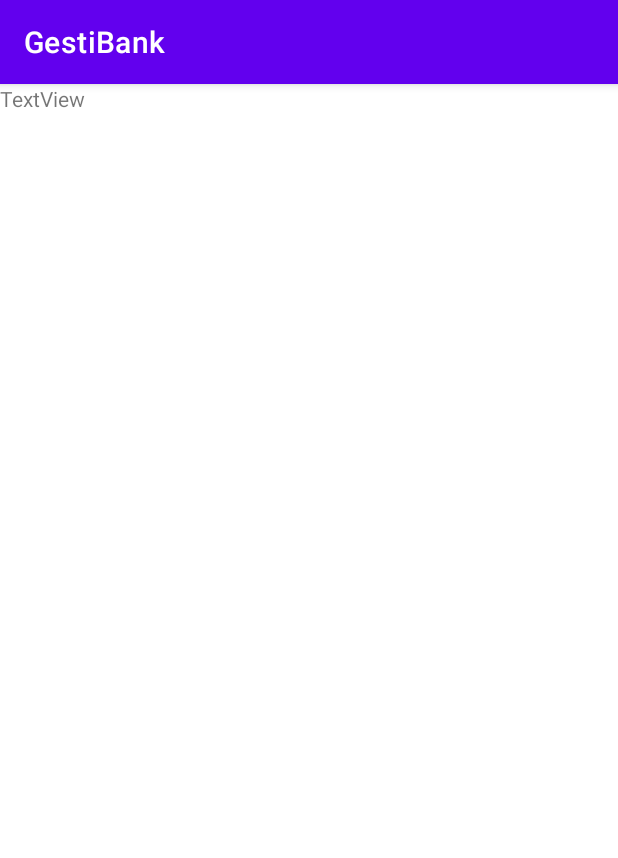
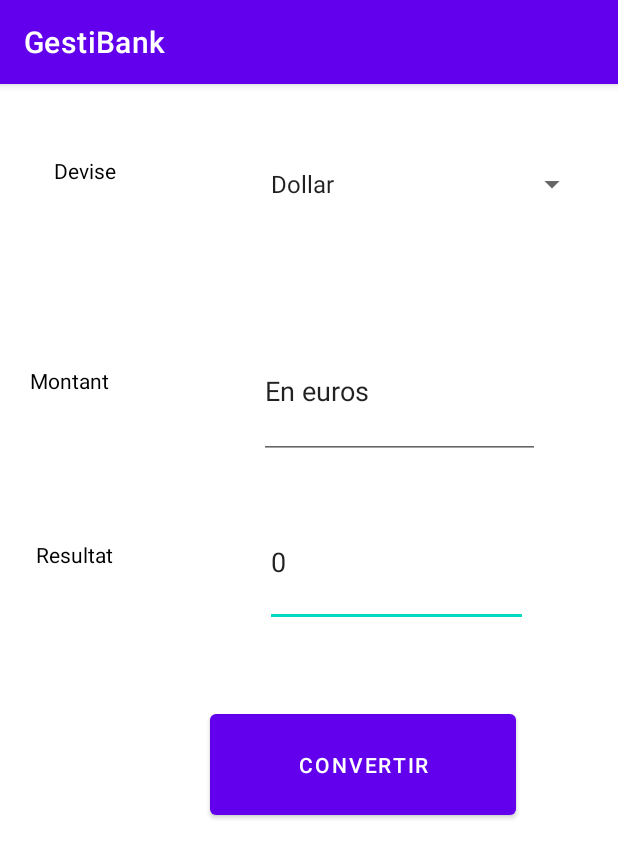
Before and after one commit to NassOuegh/GestiBank, an Android app: the Conversion screen opened directly, with no data from a screen before it, on a phone screen of 412 x 824 dp. Shown: the top 858 px of the screen. Run offline under Robolectric (Android 15) with nearby library versions, the phone set to English and light mode, and no system bars.

Commit message:
010320212322

```diff
--- a/app/src/main/AndroidManifest.xml
+++ b/app/src/main/AndroidManifest.xml
@@ -9,7 +9,8 @@
         android:roundIcon="@mipmap/ic_launcher_round"
         android:supportsRtl="true"
         android:theme="@style/Theme.GestiBank">
-        <activity android:name=".Conversion"></activity>
+        <activity android:name=".CreationCompte"></activity>
+        <activity android:name=".Conversion" />
         <activity android:name=".MainActivity">
             <intent-filter>
                 <action android:name="android.intent.action.MAIN" />
--- a/app/src/main/java/com/example/gestibank/Conversion.java
+++ b/app/src/main/java/com/example/gestibank/Conversion.java
@@ -3,6 +3,8 @@ package com.example.gestibank;
 import androidx.appcompat.app.AppCompatActivity;
 
 import android.os.Bundle;
+import android.widget.ArrayAdapter;
+import android.widget.Spinner;
 
 public class Conversion extends AppCompatActivity {
 
@@ -10,5 +12,13 @@ public class Conversion extends AppCompatActivity {
     protected void onCreate(Bundle savedInstanceState) {
         super.onCreate(savedInstanceState);
         setContentView(R.layout.activity_conversion);
+        Spinner spinner = (Spinner) findViewById(R.id.spinner);
+// Create an ArrayAdapter using the string array and a default spinner layout
+        ArrayAdapter<CharSequence> adapter = ArrayAdapter.createFromResource(this,
+                R.array.planets_array, android.R.layout.simple_spinner_item);
+// Specify the layout to use when the list of choices appears
+        adapter.setDropDownViewResource(android.R.layout.simple_spinner_dropdown_item);
+// Apply the adapter to the spinner
+        spinner.setAdapter(adapter);
     }
 }
--- /dev/null
+++ b/app/src/main/java/com/example/gestibank/CreationCompte.java
@@ -0,0 +1,14 @@
+package com.example.gestibank;
+
+import androidx.appcompat.app.AppCompatActivity;
+
+import android.os.Bundle;
+
+public class CreationCompte extends AppCompatActivity {
+
+    @Override
+    protected void onCreate(Bundle savedInstanceState) {
+        super.onCreate(savedInstanceState);
+        setContentView(R.layout.activity_creation_compte);
+    }
+}
--- a/app/src/main/java/com/example/gestibank/MainActivity.java
+++ b/app/src/main/java/com/example/gestibank/MainActivity.java
@@ -2,7 +2,9 @@ package com.example.gestibank;
 
 import androidx.appcompat.app.AppCompatActivity;
 
+import android.content.Intent;
 import android.os.Bundle;
+import android.view.View;
 
 public class MainActivity extends AppCompatActivity {
 
@@ -11,4 +13,11 @@ public class MainActivity extends AppCompatActivity {
         super.onCreate(savedInstanceState);
         setContentView(R.layout.activity_main);
     }
+
+    public void callConversion(View view) {
+        Intent i = new Intent(getApplicationContext(), Conversion.class);
+        //i.putExtra("Centre", "Global Knowledge");
+        //i.putExtra("Cours", "Android");
+        startActivity(i);
+    }
 }
--- a/app/src/main/res/layout/activity_conversion.xml
+++ b/app/src/main/res/layout/activity_conversion.xml
@@ -6,11 +6,82 @@
     android:layout_height="match_parent"
     tools:context=".Conversion">
 
+    <Button
+        android:id="@+id/button3"
+        android:layout_width="204dp"
+        android:layout_height="79dp"
+        android:layout_marginTop="52dp"
+        android:layout_marginEnd="68dp"
+        android:layout_marginRight="68dp"
+        android:text="Convertir"
+        app:layout_constraintEnd_toEndOf="parent"
+        app:layout_constraintTop_toBottomOf="@+id/textView4" />
+
+    <EditText
+        android:id="@+id/textView4"
+        android:layout_width="175dp"
+        android:layout_height="86dp"
+        android:layout_marginTop="276dp"
+        android:layout_marginEnd="60dp"
+        android:layout_marginRight="60dp"
+        android:text="0"
+        app:layout_constraintEnd_toEndOf="parent"
+        app:layout_constraintTop_toTopOf="parent" />
+
     <TextView
+        android:id="@+id/textView5"
+        android:layout_width="65dp"
+        android:layout_height="56dp"
+        android:layout_marginStart="36dp"
+        android:layout_marginLeft="36dp"
+        android:layout_marginTop="48dp"
+        android:text="Devise"
+        android:textColor="#000000"
+        app:layout_constraintStart_toStartOf="parent"
+        app:layout_constraintTop_toTopOf="parent" />
+
+    <TextView
+        android:id="@+id/textView2"
+        android:layout_width="78dp"
+        android:layout_height="62dp"
+        android:layout_marginStart="20dp"
+        android:layout_marginLeft="20dp"
+        android:layout_marginTop="188dp"
+        android:text="Montant"
+        android:textColor="#000000"
+        app:layout_constraintStart_toStartOf="parent"
+        app:layout_constraintTop_toTopOf="parent" />
+
+    <EditText
         android:id="@+id/textView"
-        android:layout_width="wrap_content"
-        android:layout_height="wrap_content"
-        android:text="TextView"
-        tools:layout_editor_absoluteX="282dp"
-        tools:layout_editor_absoluteY="94dp" />
+        android:layout_width="187dp"
+        android:layout_height="90dp"
+        android:layout_marginTop="160dp"
+        android:layout_marginEnd="52dp"
+        android:layout_marginRight="52dp"
+        android:text="En euros"
+        app:layout_constraintEnd_toEndOf="parent"
+        app:layout_constraintTop_toTopOf="parent" />
+
+    <TextView
+        android:layout_width="79dp"
+        android:layout_height="57dp"
+        android:layout_marginStart="24dp"
+        android:layout_marginLeft="24dp"
+        android:layout_marginTop="304dp"
+        android:text="Resultat"
+        android:textColor="@color/black"
+        app:layout_constraintStart_toStartOf="parent"
+        app:layout_constraintTop_toTopOf="parent" />
+
+    <Spinner
+        android:id="@+id/spinner"
+        android:layout_width="219dp"
+        android:layout_height="37dp"
+        android:layout_marginTop="48dp"
+        android:layout_marginEnd="20dp"
+        android:layout_marginRight="20dp"
+        app:layout_constraintEnd_toEndOf="parent"
+        app:layout_constraintTop_toTopOf="parent" />
+
 </androidx.constraintlayout.widget.ConstraintLayout>
--- /dev/null
+++ b/app/src/main/res/layout/activity_creation_compte.xml
@@ -0,0 +1,9 @@
+<?xml version="1.0" encoding="utf-8"?>
+<androidx.constraintlayout.widget.ConstraintLayout xmlns:android="http://schemas.android.com/apk/res/android"
+    xmlns:app="http://schemas.android.com/apk/res-auto"
+    xmlns:tools="http://schemas.android.com/tools"
+    android:layout_width="match_parent"
+    android:layout_height="match_parent"
+    tools:context=".CreationCompte">
+
+</androidx.constraintlayout.widget.ConstraintLayout>
--- a/app/src/main/res/layout/activity_main.xml
+++ b/app/src/main/res/layout/activity_main.xml
@@ -12,7 +12,7 @@
         android:layout_height="237dp"
         android:layout_marginStart="56dp"
         android:layout_marginLeft="56dp"
-        android:layout_marginTop="52dp"
+        android:layout_marginTop="64dp"
         app:layout_constraintStart_toStartOf="parent"
         app:layout_constraintTop_toTopOf="parent"
         app:srcCompat="@mipmap/logo_large" />
@@ -21,7 +21,7 @@
         android:id="@+id/button"
         android:layout_width="181dp"
         android:layout_height="77dp"
-        android:layout_marginTop="464dp"
+        android:layout_marginTop="356dp"
         android:layout_marginEnd="88dp"
         android:layout_marginRight="88dp"
         android:text="Accéder à mes comptes"
@@ -32,6 +32,7 @@
         android:id="@+id/button2"
         android:layout_width="181dp"
         android:layout_height="77dp"
+        android:onClick="callConversion"
         android:text="Convertir des devises"
         app:layout_constraintEnd_toEndOf="@+id/button"
         app:layout_constraintTop_toBottomOf="@+id/button" />
--- a/app/src/main/res/values/strings.xml
+++ b/app/src/main/res/values/strings.xml
@@ -1,3 +1,11 @@
 <resources>
     <string name="app_name">GestiBank</string>
+    <string-array name="planets_array">
+        <item>Dollar</item>
+        <item>Dinar Tunisien</item>
+        <item>Riyal</item>
+        <item>Dirham</item>
+        <item>Franc Suisse</item>
+        <item>Livre Sterling</item>
+    </string-array>
 </resources>
```
